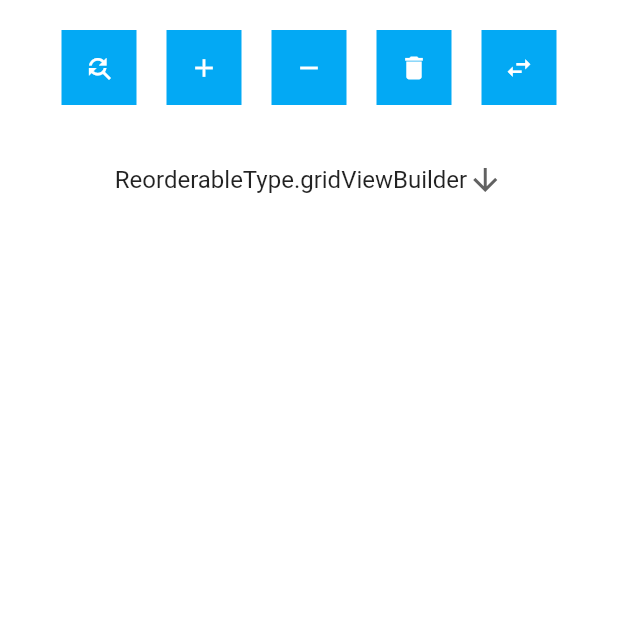
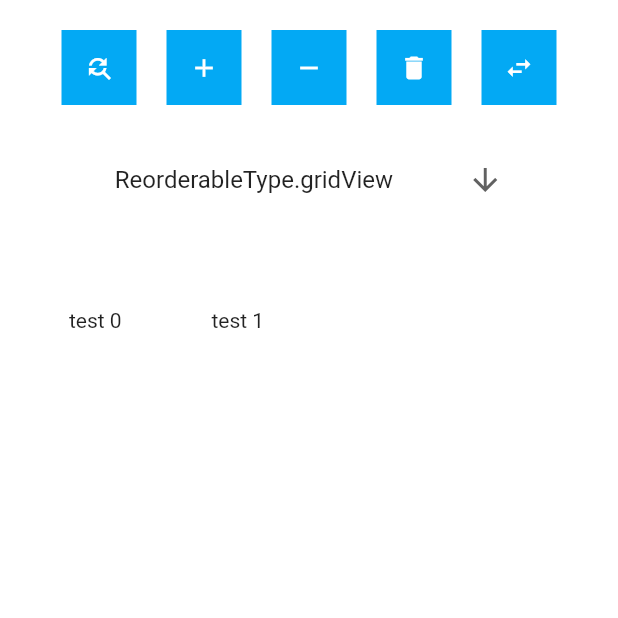
Before and after one commit to karvulf/flutter-reorderable-grid-view, a Flutter app: the screen it shows after launch, on a phone screen of 412 x 824 dp, the top half of it. Run offline on Flutter 3.47's test engine with Material 2 defaults, Android fonts, the light colour scheme and no system bars; our stand-ins replace equatable.

Commit message:
weird behavior

```diff
--- a/example/lib/main.dart
+++ b/example/lib/main.dart
@@ -22,12 +22,12 @@ class MyApp extends StatefulWidget {
 }
 
 class _MyAppState extends State<MyApp> {
-  static const _startCounter = 20;
+  static const _startCounter = 2;
   final lockedIndices = <int>[];
 
   int keyCounter = _startCounter;
   List<int> children = List.generate(_startCounter, (index) => index);
-  ReorderableType reorderableType = ReorderableType.gridViewBuilder;
+  ReorderableType reorderableType = ReorderableType.gridView;
 
   var _scrollController = ScrollController();
   var _gridViewKey = GlobalKey();
--- a/lib/release_4/widgets/reorderable_animated_positioned2.dart
+++ b/lib/release_4/widgets/reorderable_animated_positioned2.dart
@@ -2,7 +2,7 @@ import 'package:flutter/cupertino.dart';
 import 'package:flutter_reorderable_grid_view/release_4/entities/reorderable_entity.dart';
 import 'package:flutter_reorderable_grid_view/release_4/widgets/reorderable_animated_positioned.dart';
 
-class ReorderableAnimatedPositioned2 extends StatefulWidget {
+class ReorderableAnimatedPositioned2 extends StatelessWidget {
   final Widget child;
   final ReorderableEntity reorderableEntity;
   final bool isDragging;
@@ -18,48 +18,50 @@ class ReorderableAnimatedPositioned2 extends StatefulWidget {
   }) : super(key: key);
 
   @override
-  State<ReorderableAnimatedPositioned2> createState() =>
-      _ReorderableAnimatedPositioned2State();
-}
-
-class _ReorderableAnimatedPositioned2State
-    extends State<ReorderableAnimatedPositioned2> {
-  @override
   Widget build(BuildContext context) {
     final offset = this.offset;
-    final changedPosition = widget.reorderableEntity.originalOrderId !=
-        widget.reorderableEntity.updatedOrderId;
 
-    if (widget.isDragging) {
+    if (isDragging) {
+      print('is dragging');
       return AnimatedContainer(
+        key: const ValueKey('dragging-animated-container'),
         duration: const Duration(milliseconds: 200),
-        onEnd: () {
-          // widget.onMovingFinished(widget.reorderableEntity);
-        },
         transform: Matrix4.translationValues(offset.dx, offset.dy, 0.0),
-        child: widget.child,
+        child: child,
       );
     } else {
+      print('is NOT dragging');
       return ReorderableAnimatedPositioned(
-        reorderableEntity: widget.reorderableEntity,
-        onMovingFinished: widget.onMovingFinished,
-        child: widget.child,
+        key: const ValueKey('not-dragging-animated-container'),
+        reorderableEntity: reorderableEntity,
+        onMovingFinished: onMovingFinished,
+        child: child,
+      );
+      /*return AnimatedContainer(
+        duration:
+        changedPosition ? const Duration(milliseconds: 200) : Duration.zero,
+        transform: Matrix4.translationValues(offset.dx, offset.dy, 0.0),
+        child: child,
+      );
+      return ReorderableAnimatedPositioned(
+        reorderableEntity: reorderableEntity,
+        onMovingFinished: onMovingFinished,
+        child: child,
       );
       return AnimatedContainer(
         duration:
             changedPosition ? const Duration(milliseconds: 200) : Duration.zero,
         transform: Matrix4.translationValues(offset.dx, offset.dy, 0.0),
-        child: widget.child,
-      );
+        child: child,
+      );*/
     }
   }
 
   Offset get offset {
-    if (widget.isDragging) {
-      final reorderableEntity = widget.reorderableEntity;
+    if (isDragging) {
       return reorderableEntity.updatedOffset - reorderableEntity.originalOffset;
     } else {
-      return Offset.zero;
+      return reorderableEntity.originalOffset - reorderableEntity.updatedOffset;
     }
   }
 }
```
